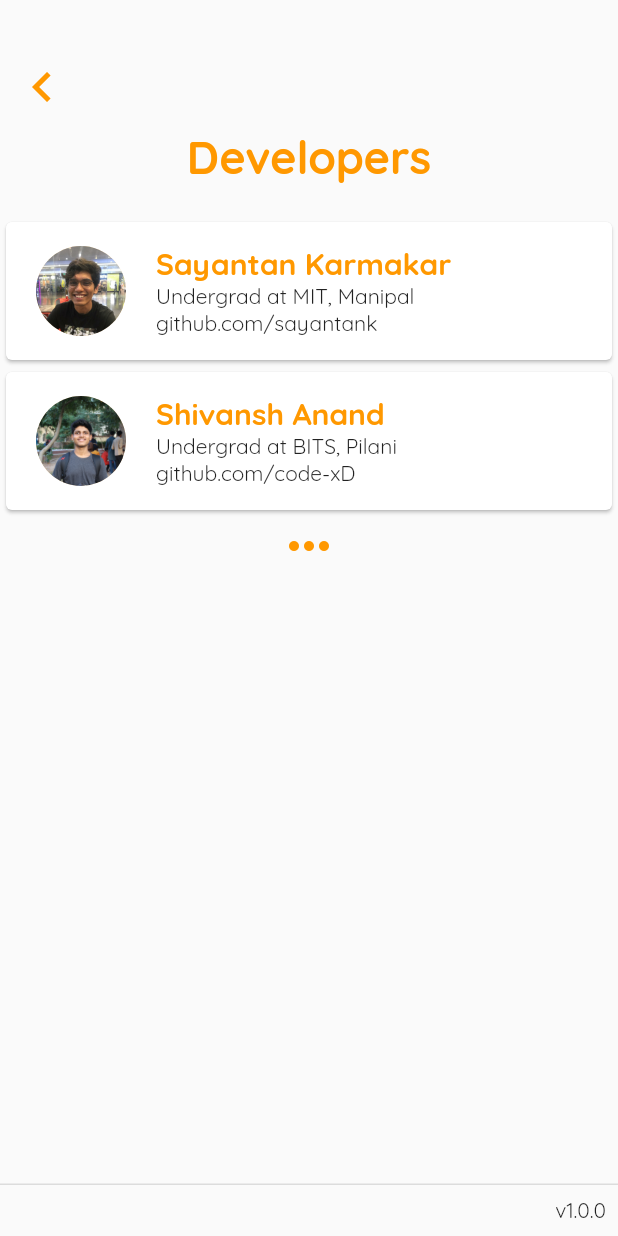
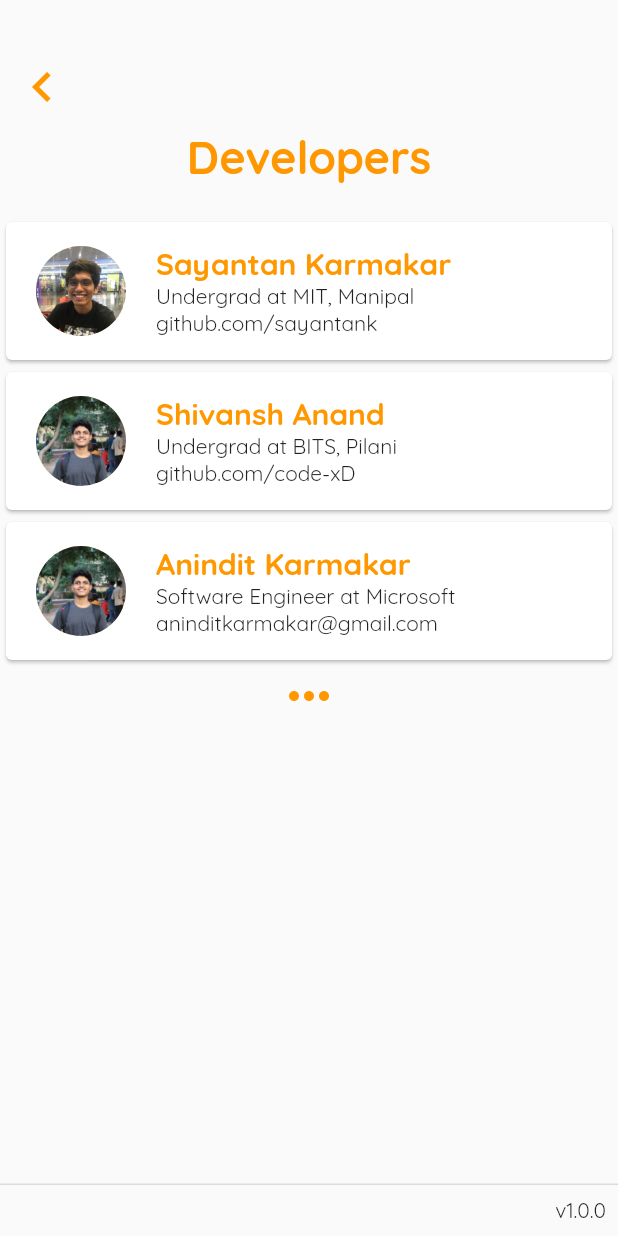
Before and after one commit to code-xD/TimeTable-API, a Flutter app: the DevPage screen opened directly, on a phone screen of 412 x 824 dp. Run offline on Flutter 3.47's test engine with Material 2 defaults, Android fonts, the phone set to English and light mode, and no system bars; network calls fail.

Commit message:
Made a few necessary changes

```diff
--- a/frontend/mymenu/lib/devpage.dart
+++ b/frontend/mymenu/lib/devpage.dart
@@ -117,6 +117,47 @@ class DevPage extends StatelessWidget {
                   },
                 ),
               ),
+              SizedBox(
+                height: 100,
+                child: GestureDetector(
+                  child: Card(
+                    child: Row(
+                      mainAxisAlignment: MainAxisAlignment.start,
+                      children: <Widget>[
+                        SizedBox(
+                          width: 20,
+                        ),
+                        CircleAvatar(
+                          backgroundImage: AssetImage('assets/pp2.jpg'),
+                          radius: 30,
+                        ),
+                        SizedBox(
+                          width: 20,
+                        ),
+                        Column(
+                          crossAxisAlignment: CrossAxisAlignment.start,
+                          mainAxisAlignment: MainAxisAlignment.center,
+                          children: <Widget>[
+                            Text(
+                              'Anindit Karmakar',
+                              style: TextStyle(
+                                color: Colors.orange,
+                                fontWeight: FontWeight.bold,
+                                fontSize: 20,
+                              ),
+                            ),
+                            Text('Software Engineer at Microsoft'),
+                            Text('aninditkarmakar@gmail.com')
+                          ],
+                        ),
+                      ],
+                    ),
+                  ),
+                  onDoubleTap: () {
+                    _launchShivuURL();
+                  },
+                ),
+              ),
               Icon(
                 Icons.more_horiz,
                 size: 40,
--- a/frontend/mymenu/lib/homepage.dart
+++ b/frontend/mymenu/lib/homepage.dart
@@ -21,7 +21,7 @@ class _HomePageState extends State<HomePage> {
   DateTime selectedDate = DateTime.now();
   String date = DateFormat('yyyy-MM-dd').format(DateTime.now());
   List<String> plans = ["Breakfast", "Lunch", "Snacks", "Dinner"];
-  String selectedPlan = "Breakfast";
+  String selectedPlan = "Lunch";
   String selectedFc;
   List<FoodCourt> fclist;
 
@@ -134,7 +134,7 @@ class _HomePageState extends State<HomePage> {
         ),
         actions: <Widget>[
           IconButton(
-            icon: Icon(Icons.developer_mode),
+            icon: Icon(Icons.android),
             onPressed: () {
               Navigator.push(
                 context,
--- a/frontend/mymenu/lib/pagetest.dart
+++ b/frontend/mymenu/lib/pagetest.dart
@@ -49,8 +49,8 @@ class _ListPageState extends State<ListPage> {
             title: Text(itemslist.items[index].plan),
             subtitle: Column(
               children: <Widget>[
+                Text(itemslist.items[index].date),
                 Text(itemslist.items[index].name),
-                Text(itemslist.items[index].date),
               ],
             ),
           );
```
Also changed, not shown: 1 other file.
